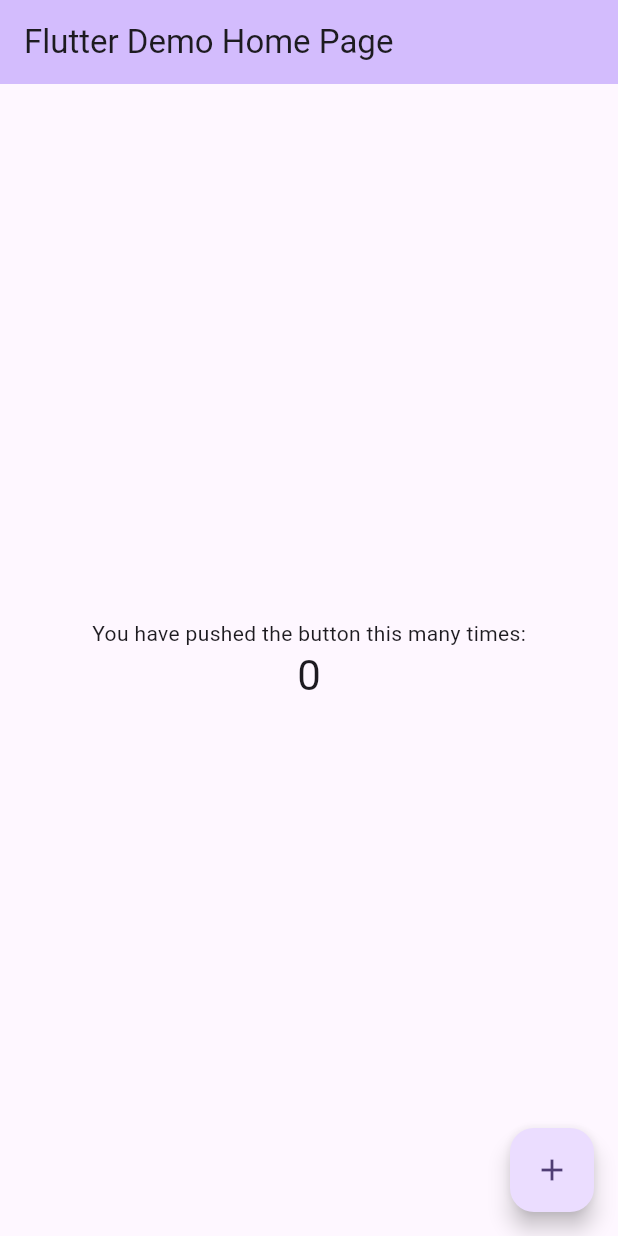
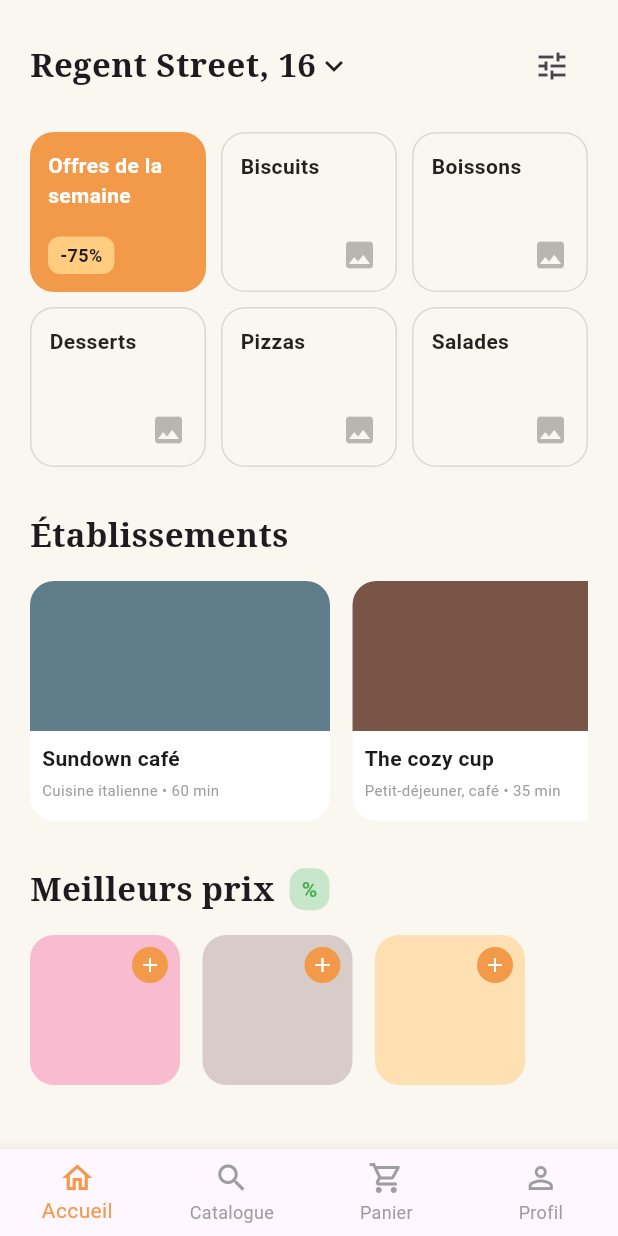
Before and after one commit to totti-clarence/adziapp, a Flutter app: the screen it shows after launch, on a phone screen of 412 x 824 dp. Run offline on Flutter 3.47's test engine with Material 3 defaults, Android fonts, the phone set to English and light mode, and no system bars.

Commit message:
feat : ajout des écrans cart_screen, product_detail_screen,  home_screen et modification du main

```diff
--- /dev/null
+++ b/lib/home_screen.dart
@@ -0,0 +1,186 @@
+import 'package:flutter/material.dart';
+import 'product_detail_screen.dart';
+
+class HomeScreen extends StatelessWidget {
+  const HomeScreen({super.key});
+
+  @override
+  Widget build(BuildContext context) {
+    return Scaffold(
+      body: SafeArea(
+        child: SingleChildScrollView(
+          padding: const EdgeInsets.all(20.0),
+          child: Column(
+            crossAxisAlignment: CrossAxisAlignment.start,
+            children: [
+              // Header Localisation
+              Row(
+                mainAxisAlignment: MainAxisAlignment.spaceBetween,
+                children: [
+                  const Row(
+                    children: [
+                      Text(
+                        'Regent Street, 16',
+                        style: TextStyle(fontSize: 22, fontFamily: 'serif', fontWeight: FontWeight.bold),
+                      ),
+                      Icon(Icons.keyboard_arrow_down),
+                    ],
+                  ),
+                  IconButton(onPressed: () {}, icon: const Icon(Icons.tune)),
+                ],
+              ),
+              const SizedBox(height: 20),
+
+              // Grille des catégories
+              GridView.count(
+                shrinkWrap: true,
+                physics: const NeverScrollableScrollPhysics(),
+                crossAxisCount: 3,
+                mainAxisSpacing: 10,
+                crossAxisSpacing: 10,
+                childAspectRatio: 1.1,
+                children: [
+                  _buildCategoryCard('Offres de la\nsemaine', const Color(0xFFF2994A), isSpecial: true),
+                  _buildCategoryCard('Biscuits', const Color(0xFFE8DCCB)),
+                  _buildCategoryCard('Boissons', const Color(0xFFE8DCCB)),
+                  _buildCategoryCard('Desserts', const Color(0xFFE8DCCB)),
+                  _buildCategoryCard('Pizzas', const Color(0xFFE8DCCB)),
+                  _buildCategoryCard('Salades', const Color(0xFFE8DCCB)),
+                ],
+              ),
+              const SizedBox(height: 30),
+
+              // Section Places
+              const Text('Établissements', style: TextStyle(fontSize: 22, fontFamily: 'serif', fontWeight: FontWeight.bold)),
+              const SizedBox(height: 15),
+              SizedBox(
+                height: 160,
+                child: ListView(
+                  scrollDirection: Axis.horizontal,
+                  children: [
+                    // ⚠️ ICI : On ajoute 'context' en premier paramètre
+                    _buildPlaceCard(context, 'Sundown café', 'Cuisine italienne • 60 min', '4.9', Colors.blueGrey),
+                    const SizedBox(width: 15),
+                    // ⚠️ ICI : On ajoute 'context' en premier paramètre
+                    _buildPlaceCard(context, 'The cozy cup', 'Petit-déjeuner, café • 35 min', '4.8', Colors.brown),
+                  ],
+                ),
+              ),
+              const SizedBox(height: 30),
+
+              // Section Best prices
+              Row(
+                children: [
+                  const Text('Meilleurs prix', style: TextStyle(fontSize: 22, fontFamily: 'serif', fontWeight: FontWeight.bold)),
+                  const SizedBox(width: 10),
+                  Container(
+                    padding: const EdgeInsets.symmetric(horizontal: 8, vertical: 4),
+                    decoration: BoxDecoration(color: Colors.green.shade100, borderRadius: BorderRadius.circular(10)),
+                    child: const Text('%', style: TextStyle(color: Colors.green, fontWeight: FontWeight.bold)),
+                  )
+                ],
+              ),
+              const SizedBox(height: 15),
+              SizedBox(
+                height: 100,
+                child: ListView(
+                  scrollDirection: Axis.horizontal,
+                  children: [
+                    _buildBestPriceCard('Framboise', Colors.pink.shade100),
+                    const SizedBox(width: 15),
+                    _buildBestPriceCard('Latte', Colors.brown.shade100),
+                    const SizedBox(width: 15),
+                    _buildBestPriceCard('Burrito', Colors.orange.shade100),
+                  ],
+                ),
+              )
+            ],
+          ),
+        ),
+      ),
+    );
+  }
+
+  Widget _buildCategoryCard(String title, Color color, {bool isSpecial = false}) {
+    return Container(
+      padding: const EdgeInsets.all(12),
+      decoration: BoxDecoration(
+        color: isSpecial ? color : Colors.transparent,
+        border: isSpecial ? null : Border.all(color: Colors.black12),
+        borderRadius: BorderRadius.circular(16),
+      ),
+      child: Column(
+        crossAxisAlignment: CrossAxisAlignment.start,
+        mainAxisAlignment: MainAxisAlignment.spaceBetween,
+        children: [
+          Text(title, style: TextStyle(fontSize: 14, fontWeight: FontWeight.bold, color: isSpecial ? Colors.white : Colors.black87)),
+          if (isSpecial)
+            Container(
+              padding: const EdgeInsets.symmetric(horizontal: 8, vertical: 4),
+              decoration: BoxDecoration(color: Colors.orange.shade200, borderRadius: BorderRadius.circular(8)),
+              child: const Text('-75%', style: TextStyle(fontWeight: FontWeight.bold, fontSize: 12)),
+            )
+          else
+            const Align(
+              alignment: Alignment.bottomRight,
+              child: Icon(Icons.image, color: Colors.black26),
+            )
+        ],
+      ),
+    );
+  }
+
+  // ⚠️ ICI : Ajout de 'BuildContext context' dans les paramètres
+  Widget _buildPlaceCard(BuildContext context, String name, String subtitle, String rating, Color color) {
+    return GestureDetector(
+      onTap: () => Navigator.push(context, MaterialPageRoute(builder: (context) => const ProductDetailScreen())),
+      child: Container(
+        width: 200,
+        decoration: BoxDecoration(borderRadius: BorderRadius.circular(16), color: Colors.white),
+        child: Column(
+          crossAxisAlignment: CrossAxisAlignment.start,
+          children: [
+            Container(
+              height: 100,
+              decoration: BoxDecoration(
+                color: color,
+                borderRadius: const BorderRadius.vertical(top: Radius.circular(16)),
+              ),
+            ),
+            Padding(
+              padding: const EdgeInsets.all(8.0),
+              child: Column(
+                crossAxisAlignment: CrossAxisAlignment.start,
+                children: [
+                  Text(name, style: const TextStyle(fontWeight: FontWeight.bold, fontSize: 14)),
+                  const SizedBox(height: 4),
+                  Text(subtitle, style: const TextStyle(color: Colors.grey, fontSize: 10)),
+                ],
+              ),
+            )
+          ],
+        ),
+      ),
+    );
+  }
+
+  Widget _buildBestPriceCard(String name, Color color) {
+    return Stack(
+      children: [
+        Container(
+          width: 100,
+          decoration: BoxDecoration(color: color, borderRadius: BorderRadius.circular(16)),
+        ),
+        Positioned(
+          top: 8,
+          right: 8,
+          child: Container(
+            padding: const EdgeInsets.all(4),
+            decoration: const BoxDecoration(color: Color(0xFFF2994A), shape: BoxShape.circle),
+            child: const Icon(Icons.add, size: 16, color: Colors.white),
+          ),
+        )
+      ],
+    );
+  }
+}
--- a/lib/main.dart
+++ b/lib/main.dart
@@ -1,121 +1,80 @@
-import 'package:material_ui/material_ui.dart';
+import 'package:flutter/material.dart';
+import 'home_screen.dart';
+import 'cart_screen.dart';
 
 void main() {
-  runApp(const MyApp());
+  runApp(const FoodApp());
 }
 
-class MyApp extends StatelessWidget {
-  const MyApp({super.key});
+class FoodApp extends StatelessWidget {
+  const FoodApp({super.key});
 
-  // This widget is the root of your application.
   @override
   Widget build(BuildContext context) {
     return MaterialApp(
-      title: 'Flutter Demo',
+      debugShowCheckedModeBanner: false,
+      title: 'Adzi App',
       theme: ThemeData(
-        // This is the theme of your application.
-        //
-        // TRY THIS: Try running your application with "flutter run". You'll see
-        // the application has a purple toolbar. Then, without quitting the app,
-        // try changing the seedColor in the colorScheme below to Colors.green
-        // and then invoke "hot reload" (save your changes or press the "hot
-        // reload" button in a Flutter-supported IDE, or press "r" if you used
-        // the command line to start the app).
-        //
-        // Notice that the counter didn't reset back to zero; the application
-        // state is not lost during the reload. To reset the state, use hot
-        // restart instead.
-        //
-        // This works for code too, not just values: Most code changes can be
-        // tested with just a hot reload.
-        colorScheme: .fromSeed(seedColor: Colors.deepPurple),
+        scaffoldBackgroundColor: const Color(0xFFFAF6F0), // Fond crème clair
+        primaryColor: const Color(0xFFF2994A), // Orange
+        appBarTheme: const AppBarTheme(
+          backgroundColor: Colors.transparent,
+          elevation: 0,
+          iconTheme: IconThemeData(color: Colors.black87),
+        ),
+        elevatedButtonTheme: ElevatedButtonThemeData(
+          style: ElevatedButton.styleFrom(
+            backgroundColor: const Color(0xFFF2994A),
+            foregroundColor: Colors.white,
+            shape: RoundedRectangleBorder(
+              borderRadius: BorderRadius.circular(16),
+            ),
+            minimumSize: const Size(double.infinity, 50),
+            elevation: 0,
+          ),
+        ),
       ),
-      home: const MyHomePage(title: 'Flutter Demo Home Page'),
+      home: const MainNavigation(),
     );
   }
 }
 
-class MyHomePage extends StatefulWidget {
-  const MyHomePage({super.key, required this.title});
-
-  // This widget is the home page of your application. It is stateful, meaning
-  // that it has a State object (defined below) that contains fields that affect
-  // how it looks.
-
-  // This class is the configuration for the state. It holds the values (in this
-  // case the title) provided by the parent (in this case the App widget) and
-  // used by the build method of the State. Fields in a Widget subclass are
-  // always marked "final".
-
-  final String title;
+// Gère la barre de navigation du bas
+class MainNavigation extends StatefulWidget {
+  const MainNavigation({super.key});
 
   @override
-  State<MyHomePage> createState() => _MyHomePageState();
+  State<MainNavigation> createState() => _MainNavigationState();
 }
 
-class _MyHomePageState extends State<MyHomePage> {
-  int _counter = 0;
+class _MainNavigationState extends State<MainNavigation> {
+  int _currentIndex = 0;
 
-  void _incrementCounter() {
-    setState(() {
-      // This call to setState tells the Flutter framework that something has
-      // changed in this State, which causes it to rerun the build method below
-      // so that the display can reflect the updated values. If we changed
-      // _counter without calling setState(), then the build method would not be
-      // called again, and so nothing would appear to happen.
-      _counter++;
-    });
-  }
+  final List<Widget> _screens = [
+    const HomeScreen(),
+    const Center(child: Text('Catalogue')), // À implémenter
+    const CartScreen(),
+    const Center(child: Text('Profil')), // À implémenter
+  ];
 
   @override
   Widget build(BuildContext context) {
-    // This method is rerun every time setState is called, for instance as done
-    // by the _incrementCounter method above.
-    //
-    // The Flutter framework has been optimized to make rerunning build methods
-    // fast, so that you can just rebuild anything that needs updating rather
-    // than having to individually change instances of widgets.
     return Scaffold(
-      appBar: AppBar(
-        // TRY THIS: Try changing the color here to a specific color (to
-        // Colors.amber, perhaps?) and trigger a hot reload to see the AppBar
-        // change color while the other colors stay the same.
-        backgroundColor: Theme.of(context).colorScheme.inversePrimary,
-        // Here we take the value from the MyHomePage object that was created by
-        // the App.build method, and use it to set our appbar title.
-        title: Text(widget.title),
-      ),
-      body: Center(
-        // Center is a layout widget. It takes a single child and positions it
-        // in the middle of the parent.
-        child: Column(
-          // Column is also a layout widget. It takes a list of children and
-          // arranges them vertically. By default, it sizes itself to fit its
-          // children horizontally, and tries to be as tall as its parent.
-          //
-          // Column has various properties to control how it sizes itself and
-          // how it positions its children. Here we use mainAxisAlignment to
-          // center the children vertically; the main axis here is the vertical
-          // axis because Columns are vertical (the cross axis would be
-          // horizontal).
-          //
-          // TRY THIS: Invoke "debug painting" (choose the "Toggle Debug Paint"
-          // action in the IDE, or press "p" in the console), to see the
-          // wireframe for each widget.
-          mainAxisAlignment: .center,
-          children: [
-            const Text('You have pushed the button this many times:'),
-            Text(
-              '$_counter',
-              style: Theme.of(context).textTheme.headlineMedium,
-            ),
-          ],
-        ),
-      ),
-      floatingActionButton: FloatingActionButton(
-        onPressed: _incrementCounter,
-        tooltip: 'Increment',
-        child: const Icon(Icons.add),
+      body: _screens[_currentIndex],
+      bottomNavigationBar: BottomNavigationBar(
+        currentIndex: _currentIndex,
+        onTap: (index) => setState(() => _currentIndex = index),
+        type: BottomNavigationBarType.fixed,
+        selectedItemColor: const Color(0xFFF2994A),
+        unselectedItemColor: Colors.grey,
+        showSelectedLabels: true,
+        showUnselectedLabels: true,
+        items: const [
+          BottomNavigationBarItem(icon: Icon(Icons.home_outlined), label: 'Accueil'),
+          BottomNavigationBarItem(icon: Icon(Icons.search), label: 'Catalogue'),
+          BottomNavigationBarItem(icon: Icon(Icons.shopping_cart_outlined), label: 'Panier'),
+          BottomNavigationBarItem(icon: Icon(Icons.person_outline), label: 'Profil'),
+        ],
       ),
     );
   }
```
Also changed, not shown: lib/cart_screen.dart (added, +156 -0 lines), lib/product_detail_screen.dart (added, +161 -0 lines), 1 other file.
